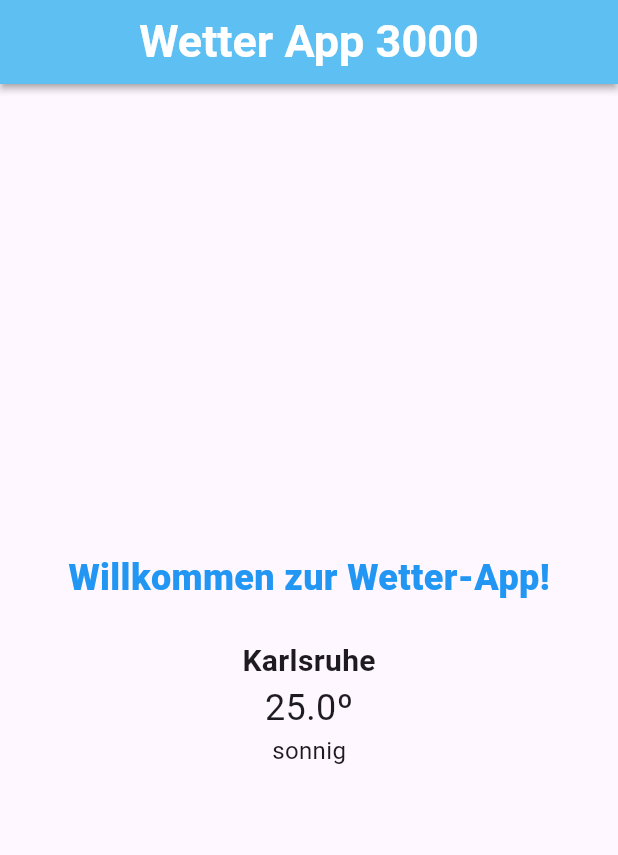
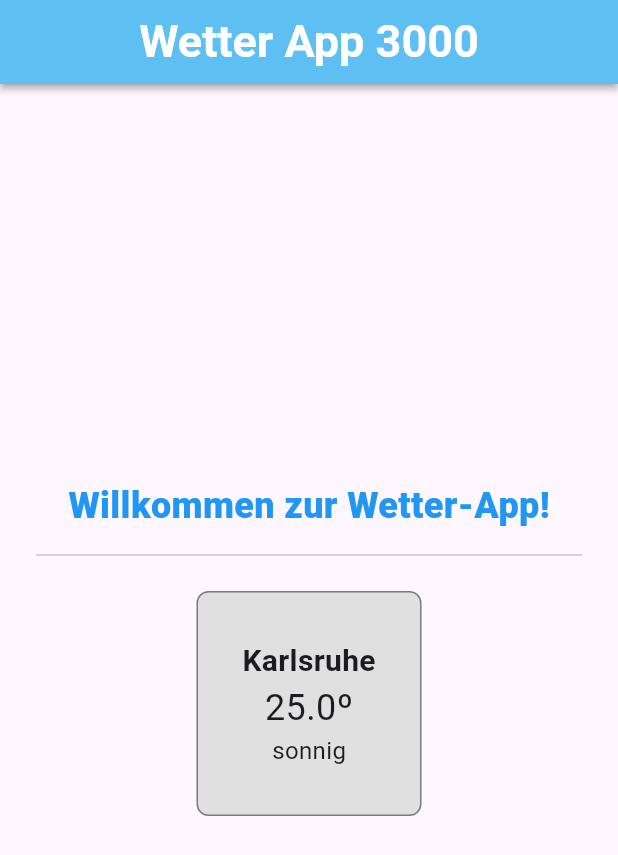
Before and after one commit to Sascha-create/simple_weather_app, a Flutter app: the screen it shows after launch, on a phone screen of 412 x 824 dp. Shown: the top 855 px of the screen. Run offline on Flutter 3.47's test engine with Material 3 defaults, Android fonts, the phone set to English and light mode, and no system bars.

Commit message:
aufgehübscht, header in file, weather_display in file

```diff
--- /dev/null
+++ b/lib/header.dart
@@ -0,0 +1,19 @@
+import 'package:flutter/material.dart';
+
+class Header extends StatelessWidget {
+  const Header({
+    super.key,
+  });
+
+  @override
+  Widget build(BuildContext context) {
+    return const Padding(
+      padding: EdgeInsets.only(bottom: 8.0),
+      child: Text(
+        "Willkommen zur Wetter-App!",
+        style: TextStyle(
+            fontSize: 24, fontWeight: FontWeight.w800, color: Colors.blue),
+      ),
+    );
+  }
+}
--- a/lib/main.dart
+++ b/lib/main.dart
@@ -1,5 +1,7 @@
 import 'package:flutter/material.dart';
+import 'package:simple_weather_app/header.dart';
 import 'package:simple_weather_app/weather_data.dart';
+import 'package:simple_weather_app/weather_display.dart';
 import 'package:simple_weather_app/weather_repository.dart';
 
 void main() {
@@ -44,22 +46,15 @@ class WeatherApp extends StatelessWidget {
           child: Column(
             mainAxisAlignment: MainAxisAlignment.center,
             children: [
+              const Header(),
               const Padding(
-                padding: EdgeInsets.only(bottom: 24.0),
-                child: Text(
-                  "Willkommen zur Wetter-App!",
-                  style: TextStyle(
-                      fontSize: 24,
-                      fontWeight: FontWeight.w800,
-                      color: Colors.blue),
-                ),
+                padding: EdgeInsets.symmetric(horizontal: 24.0),
+                child: Divider(),
               ),
-              Text(
-                city,
-                style: TextStyle(fontSize: 20, fontWeight: FontWeight.w700),
-              ),
-              Text("$temperatureº", style: TextStyle(fontSize: 24)),
-              Text(weatherCondition, style: TextStyle(fontSize: 16)),
+              WeatherDisplay(
+                  city: city,
+                  temperature: temperature,
+                  weatherCondition: weatherCondition),
             ],
           ),
         ),
--- /dev/null
+++ b/lib/weather_display.dart
@@ -0,0 +1,41 @@
+import 'package:flutter/material.dart';
+
+class WeatherDisplay extends StatelessWidget {
+  const WeatherDisplay({
+    super.key,
+    required this.city,
+    required this.temperature,
+    required this.weatherCondition,
+  });
+
+  final String city;
+  final double temperature;
+  final String weatherCondition;
+
+  @override
+  Widget build(BuildContext context) {
+    return Container(
+      width: 150,
+      height: 150,
+      margin: const EdgeInsets.all(16),
+      decoration: BoxDecoration(
+        borderRadius: const BorderRadius.all(Radius.circular(8)),
+        border: Border.all(color: Colors.black45),
+        color: Colors.grey[300],
+      ),
+      child: Column(
+        mainAxisAlignment: MainAxisAlignment.center,
+        children: [
+          Text(
+            city,
+            style: const TextStyle(
+                fontSize: 20, fontWeight: FontWeight.w700),
+          ),
+          Text("$temperatureº", style: const TextStyle(fontSize: 24)),
+          Text(weatherCondition,
+              style: const TextStyle(fontSize: 16)),
+        ],
+      ),
+    );
+  }
+}
```
